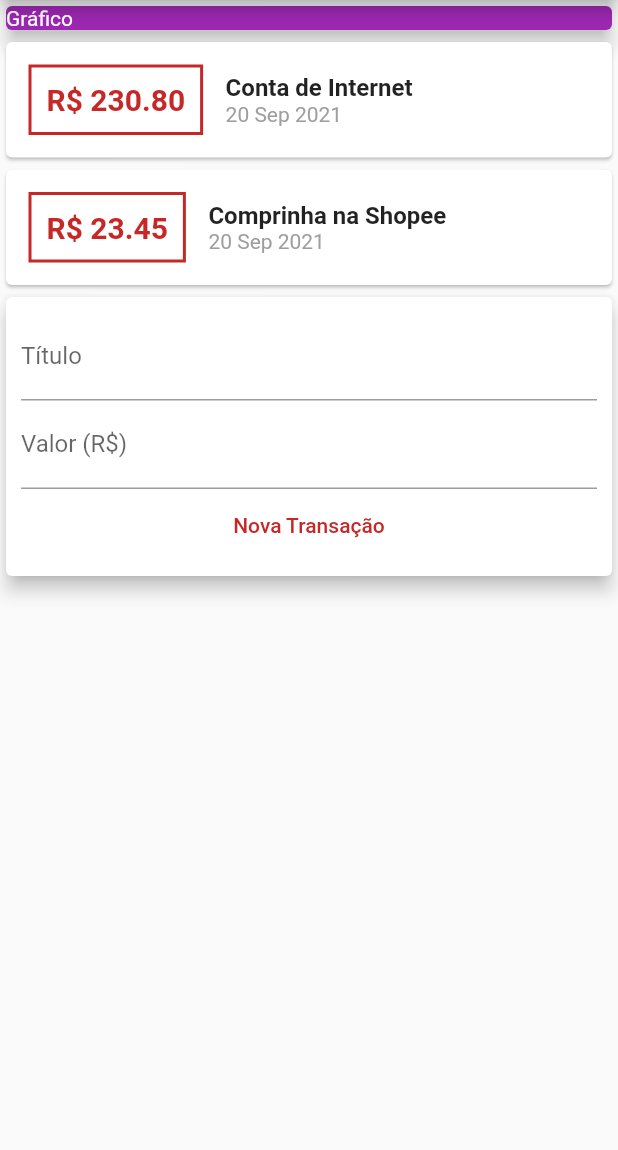
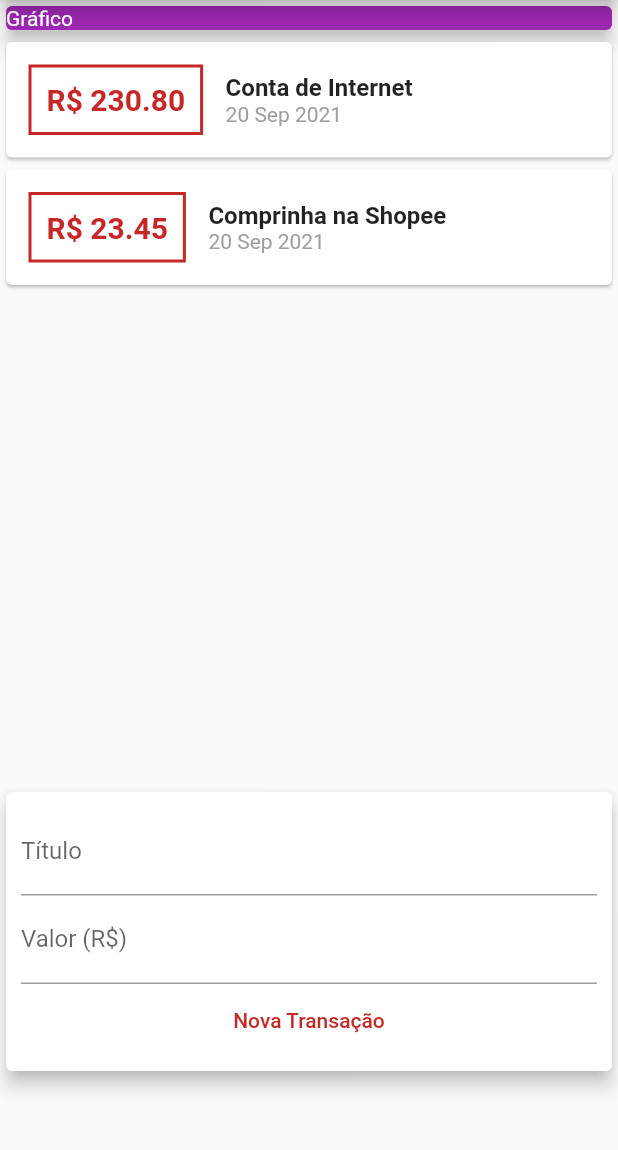
Before and after one commit to milenycgalvao/Despesas-app, a Flutter app: the screen it shows after launch, on a phone screen of 412 x 824 dp, the part 84-1234 px from its top. Run offline on Flutter 3.47's test engine with Material 2 defaults, Android fonts, the phone set to English and light mode, and no system bars.

Commit message:
adicionado list view que renderiza tudo

```diff
--- a/lib/components/transaction_list.dart
+++ b/lib/components/transaction_list.dart
@@ -14,7 +14,9 @@ class TransactionList extends StatefulWidget {
 class _TransactionListState extends State<TransactionList> {
   @override
   Widget build(BuildContext context) {
-    return Column(
+    return Container(
+      height: 500,
+      child: ListView(
         children: widget.transactions.map((tr) {
           return Card(
               child: Row(
@@ -57,6 +59,7 @@ class _TransactionListState extends State<TransactionList> {
             ],
           ));
         }).toList(),
+      ),
     );
   }
 }
```
Lines whose indentation alone changed are shown as unchanged.
